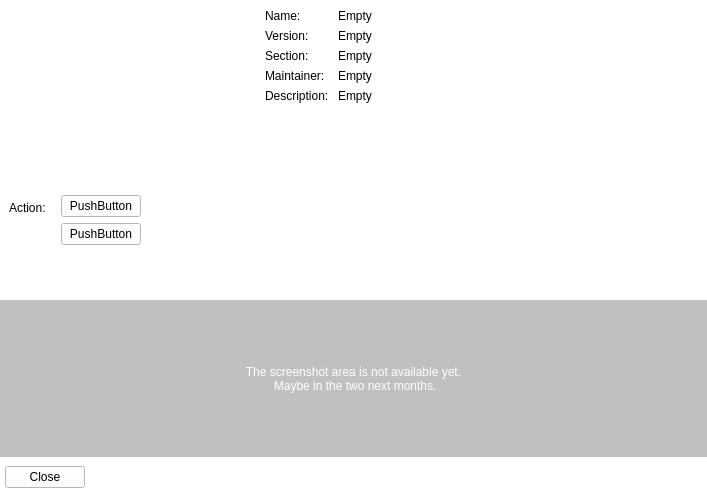
The window that packageview.ui (N1coc4colA/NeoStore) describes before a commit, drawn with Qt 5.
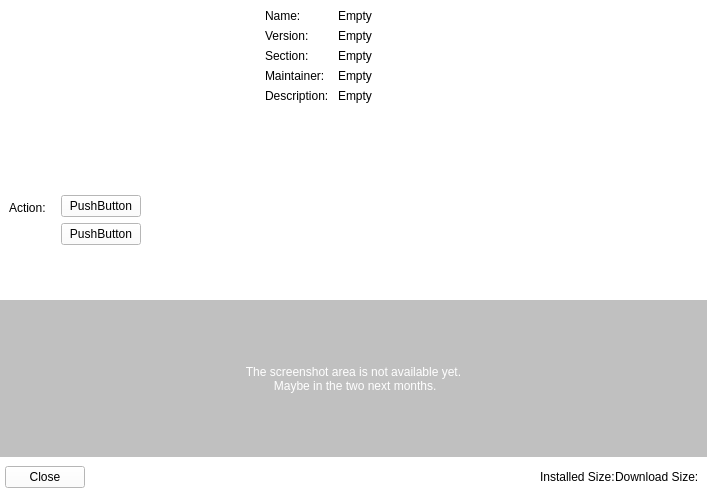
The same window after the commit.

```diff
--- a/packageview.ui
+++ b/packageview.ui
@@ -370,6 +370,9 @@
             <property name="text">
              <string>Empty</string>
             </property>
+            <property name="wordWrap">
+             <bool>true</bool>
+            </property>
            </widget>
           </item>
           <item row="4" column="1">
@@ -377,6 +380,9 @@
             <property name="text">
              <string>Empty</string>
             </property>
+            <property name="wordWrap">
+             <bool>true</bool>
+            </property>
            </widget>
           </item>
           <item row="1" column="0">
@@ -501,6 +507,23 @@
             </property>
            </spacer>
           </item>
+          <item>
+           <widget class="QLabel" name="isize">
+            <property name="text">
+             <string>Installed Size:</string>
+            </property>
+           </widget>
+          </item>
+          <item>
+           <widget class="QWidget" name="widget_8" native="true"/>
+          </item>
+          <item>
+           <widget class="QLabel" name="dsize">
+            <property name="text">
+             <string>Download Size: </string>
+            </property>
+           </widget>
+          </item>
          </layout>
         </item>
        </layout>
```
Left out of the diff: 16 changed lines with no effect on the pictures.
